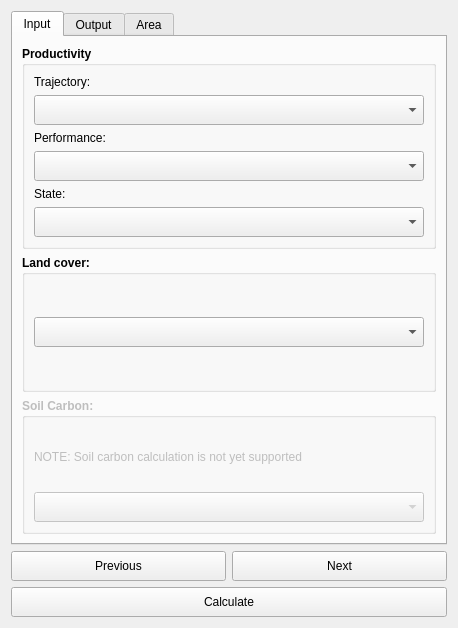
This is LDMP/gui/DlgReportingUNCCD.ui in ConservationInternational/trends.earth as Qt 5 draws it before an edit. The edited form follows.
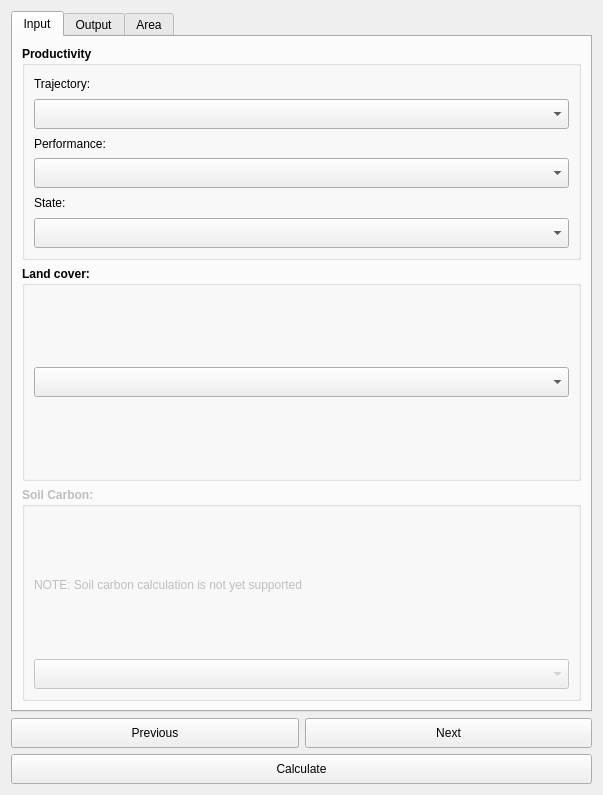
This is the edited form.

Commit message: gui create map

```diff
--- a/LDMP/gui/DlgReportingUNCCD.ui
+++ b/LDMP/gui/DlgReportingUNCCD.ui
@@ -6,8 +6,8 @@
    <rect>
     <x>0</x>
     <y>0</y>
-    <width>458</width>
-    <height>628</height>
+    <width>603</width>
+    <height>795</height>
    </rect>
   </property>
   <property name="sizePolicy">
```
The commit also changes 1 other file.
